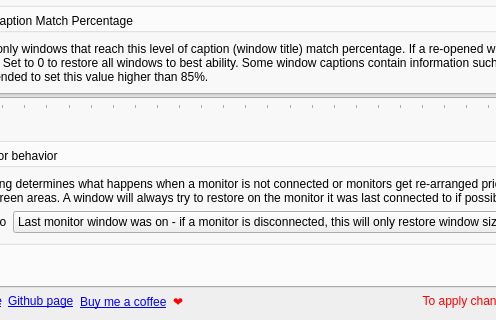
Before: the Qt Designer form src/contents/ui/config.ui in rxappdev/RememberWindowPositions, drawn with Qt 5; both pictures show x 83 to 579 and y 352 to 672 of the 1188 by 672 pixel window.
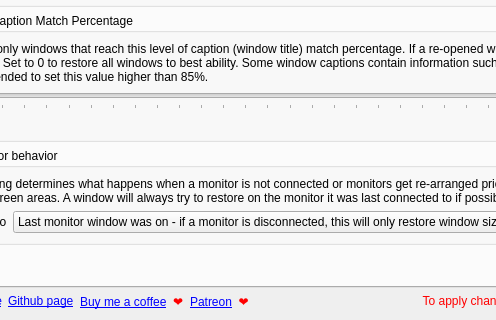
After: the same form once the commit is applied. Icons and pictures are not drawn.

Commit message: Added Patreon and Github funding options

The edit to the form file:
```diff
--- a/src/contents/ui/config.ui
+++ b/src/contents/ui/config.ui
@@ -1084,6 +1084,12 @@
      </item>
      <item>
       <widget class="QLabel" name="label_3">
+       <property name="sizePolicy">
+        <sizepolicy hsizetype="Fixed" vsizetype="Preferred">
+         <horstretch>0</horstretch>
+         <verstretch>0</verstretch>
+        </sizepolicy>
+       </property>
        <property name="mouseTracking">
         <bool>true</bool>
        </property>
@@ -1101,6 +1107,19 @@
        </property>
       </widget>
      </item>
+     <item>
+      <widget class="QLabel" name="label_7">
+       <property name="toolTip">
+        <string>https://patreon.com/rxappdev</string>
+       </property>
+       <property name="text">
+        <string>&lt;a href=&quot;https://patreon.com/rxappdev&quot;&gt;Patreon&lt;/a&gt;&amp;nbsp;&amp;nbsp;&lt;b style=&quot;color:#FF0000&quot;&gt;❤&lt;/b&gt;</string>
+       </property>
+       <property name="openExternalLinks">
+        <bool>true</bool>
+       </property>
+      </widget>
+     </item>
      <item>
       <widget class="QLabel" name="label_reloadInstructions">
        <property name="font">
```
The commit also changes 1 other file.
